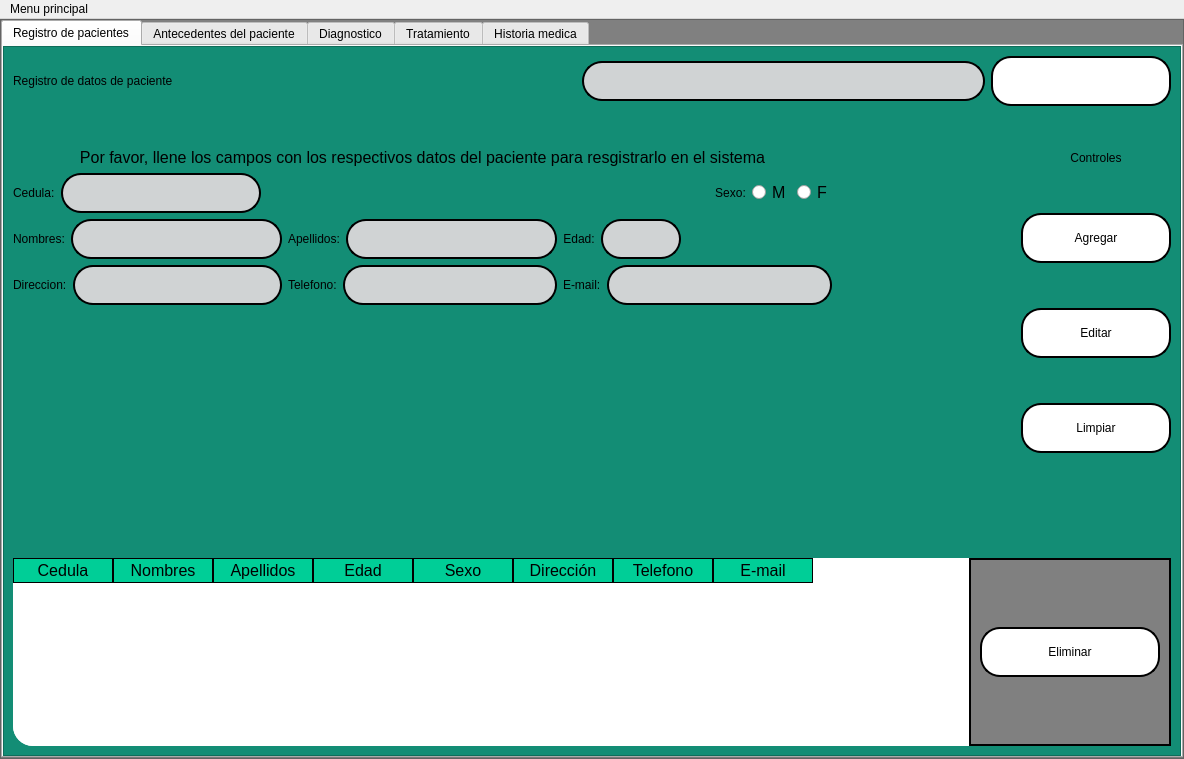
Old version of the form interfaces/History.ui in the repository Reinaldito04/App-Consultas-y-Historias-Medicas.
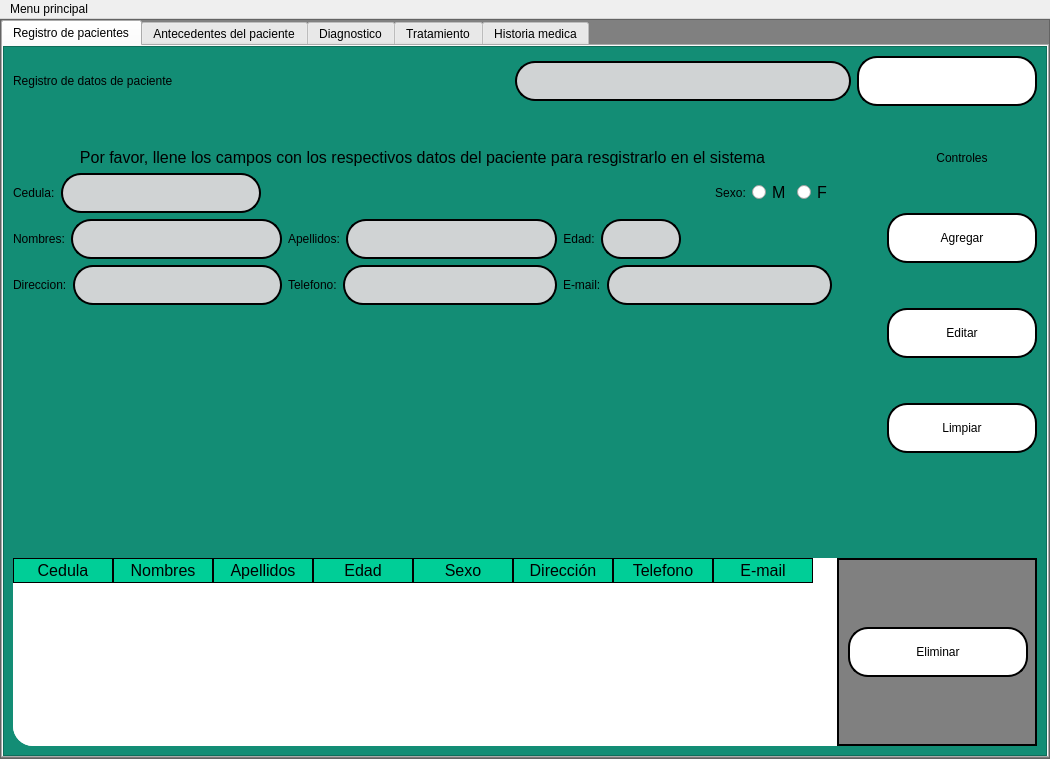
New version of the form. Icons and pictures are not drawn.

```diff
--- a/interfaces/History.ui
+++ b/interfaces/History.ui
@@ -6,10 +6,22 @@
    <rect>
     <x>0</x>
     <y>0</y>
-    <width>1184</width>
+    <width>1050</width>
     <height>759</height>
    </rect>
   </property>
+  <property name="minimumSize">
+   <size>
+    <width>1050</width>
+    <height>0</height>
+   </size>
+  </property>
+  <property name="maximumSize">
+   <size>
+    <width>1050</width>
+    <height>16777215</height>
+   </size>
+  </property>
   <property name="windowTitle">
    <string>MainWindow</string>
   </property>
@@ -2049,7 +2061,7 @@
     <rect>
      <x>0</x>
      <y>0</y>
-     <width>1184</width>
+     <width>1050</width>
      <height>21</height>
     </rect>
    </property>
```
